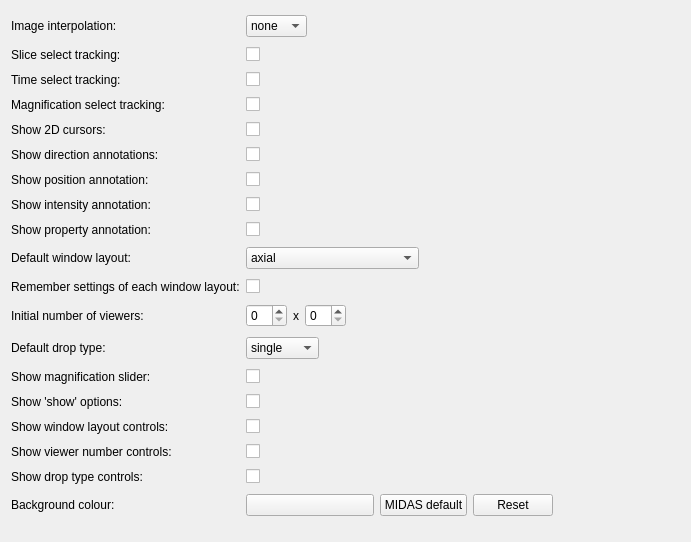
NifTK/NifTK, file MITK/Plugins/uk.ac.ucl.cmic.dnddisplay/src/niftkdnddisplaypreferencepage.ui: the form before one commit.
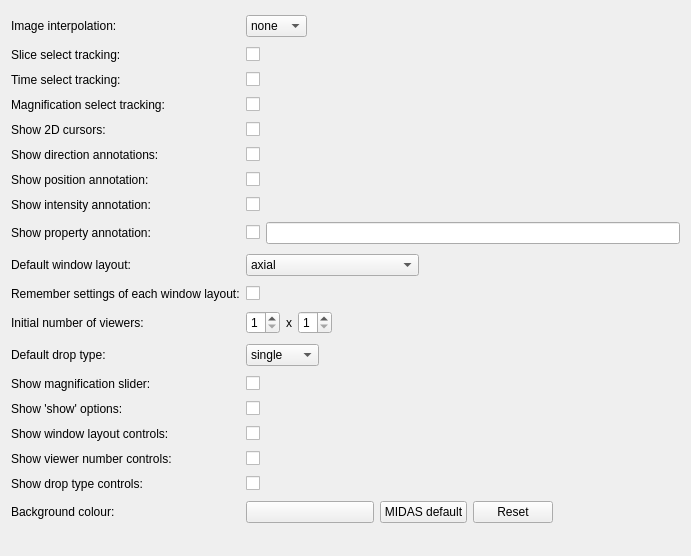
The form after the commit.

Commit message: Issue #3927: Add controls on preference page for new annotation features

Patch:
```diff
--- a/MITK/Plugins/uk.ac.ucl.cmic.dnddisplay/src/niftkdnddisplaypreferencepage.ui
+++ b/MITK/Plugins/uk.ac.ucl.cmic.dnddisplay/src/niftkdnddisplaypreferencepage.ui
@@ -7,7 +7,7 @@
     <x>0</x>
     <y>0</y>
     <width>691</width>
-    <height>542</height>
+    <height>556</height>
    </rect>
   </property>
   <property name="windowTitle">
@@ -163,11 +163,18 @@
     </widget>
    </item>
    <item row="8" column="1">
-    <widget class="QCheckBox" name="m_ShowPropertyAnnotationCheckBox">
-     <property name="text">
-      <string/>
-     </property>
-    </widget>
+    <layout class="QHBoxLayout" name="m_PropertyAnnotationLayout">
+     <item>
+      <widget class="QCheckBox" name="m_ShowPropertyAnnotationCheckBox">
+       <property name="text">
+        <string/>
+       </property>
+      </widget>
+     </item>
+     <item>
+      <widget class="QLineEdit" name="m_PropertiesForAnnotationLineEdit"/>
+     </item>
+    </layout>
    </item>
    <item row="9" column="0">
     <widget class="QLabel" name="m_WindowLayoutLabel">
@@ -177,8 +184,8 @@
     </widget>
    </item>
    <item row="9" column="1">
-    <layout class="QGridLayout" name="m_WindowLayoutLayout">
-     <item row="0" column="0">
+    <layout class="QHBoxLayout" name="m_WindowLayoutLayout">
+     <item>
       <widget class="QComboBox" name="m_WindowLayoutComboBox">
        <item>
         <property name="text">
@@ -227,7 +234,7 @@
        </item>
       </widget>
      </item>
-     <item row="0" column="1">
+     <item>
       <spacer name="m_WindowLayoutSpacer">
        <property name="orientation">
         <enum>Qt::Horizontal</enum>
@@ -264,21 +271,35 @@
     </widget>
    </item>
    <item row="11" column="1">
-    <layout class="QGridLayout" name="m_ViewerNumberLayout">
-     <item row="0" column="0">
-      <widget class="QSpinBox" name="m_ViewerRowsSpinBox"/>
+    <layout class="QHBoxLayout" name="m_ViewerNumberLayout">
+     <item>
+      <widget class="QSpinBox" name="m_ViewerRowsSpinBox">
+       <property name="minimum">
+        <number>1</number>
+       </property>
+       <property name="maximum">
+        <number>5</number>
+       </property>
+      </widget>
      </item>
-     <item row="0" column="1">
+     <item>
       <widget class="QLabel" name="m_ViewerRowsAndColumnsSeparatorLabel">
        <property name="text">
         <string>x</string>
        </property>
       </widget>
      </item>
-     <item row="0" column="2">
-      <widget class="QSpinBox" name="m_ViewerColumnsSpinBox"/>
+     <item>
+      <widget class="QSpinBox" name="m_ViewerColumnsSpinBox">
+       <property name="minimum">
+        <number>1</number>
+       </property>
+       <property name="maximum">
+        <number>5</number>
+       </property>
+      </widget>
      </item>
-     <item row="0" column="3">
+     <item>
       <spacer name="m_ViewerNumberSpacer">
        <property name="orientation">
         <enum>Qt::Horizontal</enum>
@@ -301,8 +322,8 @@
     </widget>
    </item>
    <item row="12" column="1">
-    <layout class="QGridLayout" name="m_DefaultDropTypeLayout">
-     <item row="0" column="0">
+    <layout class="QHBoxLayout" name="m_DefaultDropTypeLayout">
+     <item>
       <widget class="QComboBox" name="m_DefaultDropTypeComboBox">
        <item>
         <property name="text">
@@ -321,7 +342,7 @@
        </item>
       </widget>
      </item>
-     <item row="0" column="1">
+     <item>
       <spacer name="m_DefaultDropTypeSpacer">
        <property name="orientation">
         <enum>Qt::Horizontal</enum>
```
Left out of the diff: 8 changed lines with no effect on the pictures. The commit also changes 5 other files.
